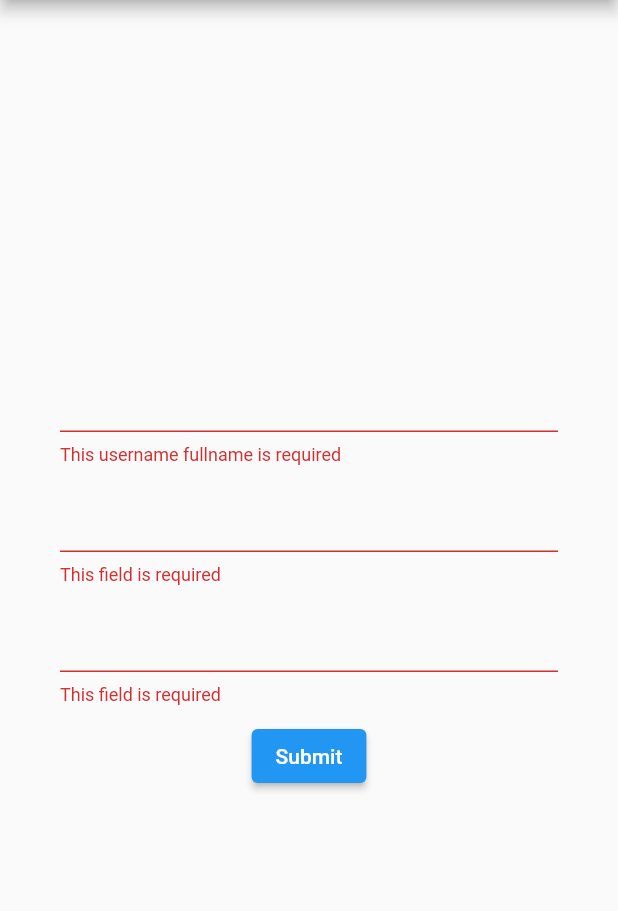
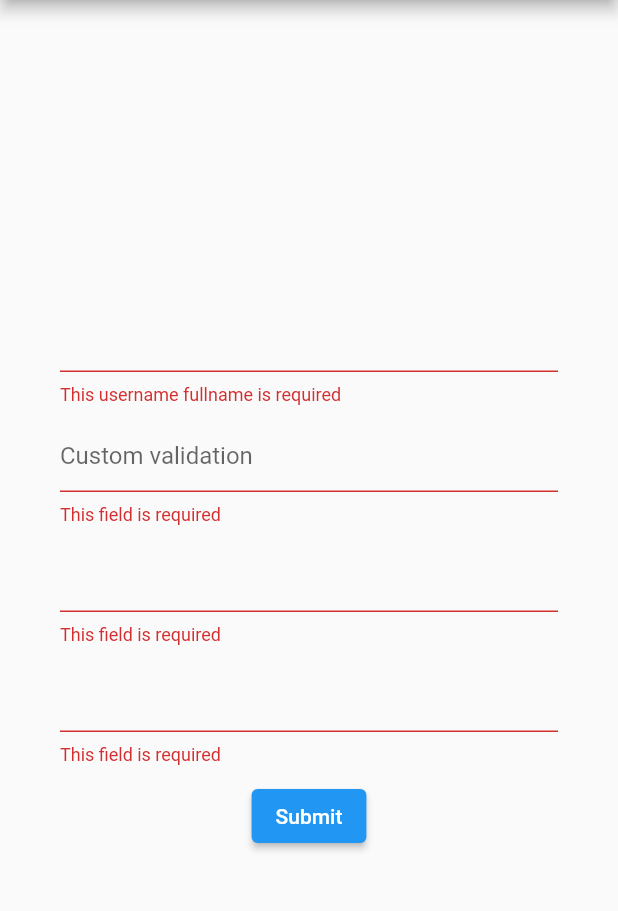
Before and after one commit to abiodundotdev/flutter_laravel_form_validation, a Flutter app: the screen it shows after launch, after a tap on "Submit", on a phone screen of 412 x 824 dp, the part 84-995 px from its top. Run offline on Flutter 3.47's test engine with Material 2 defaults, Android fonts, the phone set to English and light mode, and no system bars.

Commit message:
Custom validation included

```diff
--- a/example/lib/main.dart
+++ b/example/lib/main.dart
@@ -60,8 +60,15 @@ class _MyHomePageState extends State<MyHomePage> {
                   FLValidator.max(10),
                   FLValidator.email,
                   FLValidator.uppercase,
-                  FLValidator.same("man")
+                  FLValidator.same("man"),
                 ].validate(attribute: "Username fullname"),
+              ),
+              const SizedBox(height: 10),
+              TextFormField(
+                key: const Key("customval"),
+                decoration:
+                    const InputDecoration(hintText: "Custom validation"),
+                validator: [FLValidator.required, customValidation].v,
               ),
               const SizedBox(height: 10),
               TextFormField(
@@ -96,6 +103,14 @@ class _MyHomePageState extends State<MyHomePage> {
   }
 }
 
+//FormFieldValidator
+String? customValidation(String? value) {
+  if (value == "flutterdev") {
+    return "Value cannot be flutterdev";
+  }
+  return null;
+}
+
 ///Coming soon
 class UpperCase implements RuleProtocol {
   @override
--- a/lib/validator.dart
+++ b/lib/validator.dart
@@ -1,3 +1,4 @@
+import 'package:flutter/widgets.dart';
 import 'package:flutter_laravel_form_validation/rules/rules.dart';
 import 'extensions/type_alias.dart';
 
@@ -31,7 +32,7 @@ class Valiadator {
     'url'
   ];
 
-  ValidatorX make(List<Object> rules,
+  ValidatorX make(List<dynamic> rules,
       {String? attribute, Map<String, String>? customMessages}) {
     final joinedRules = [
       ...numericRules,
@@ -46,6 +47,9 @@ class Valiadator {
       String? validationMessage;
       for (var rule in rules) {
         if (validationMessage != null) return validationMessage;
+        if (rule is FormFieldValidator<String?>) {
+          return rule.call(value);
+        }
         if (rule is String) {
           final _rule = rule.split(":")[0];
           assert(joinedRules.contains(_rule),
```
Also changed, not shown: example/pubspec.lock, 2 other files.
